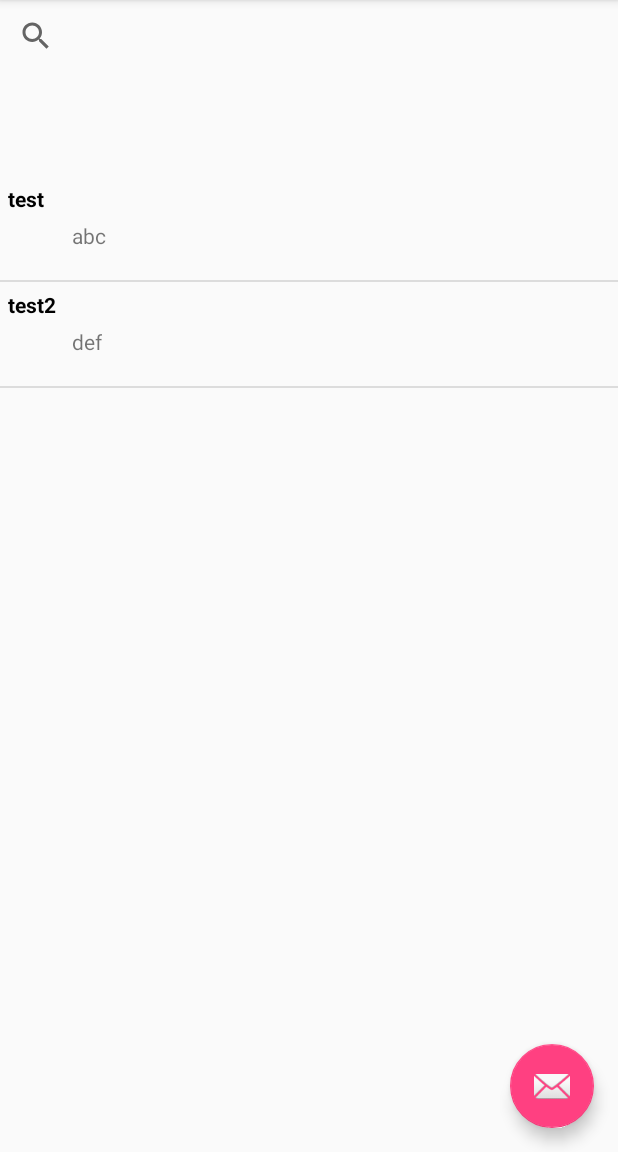
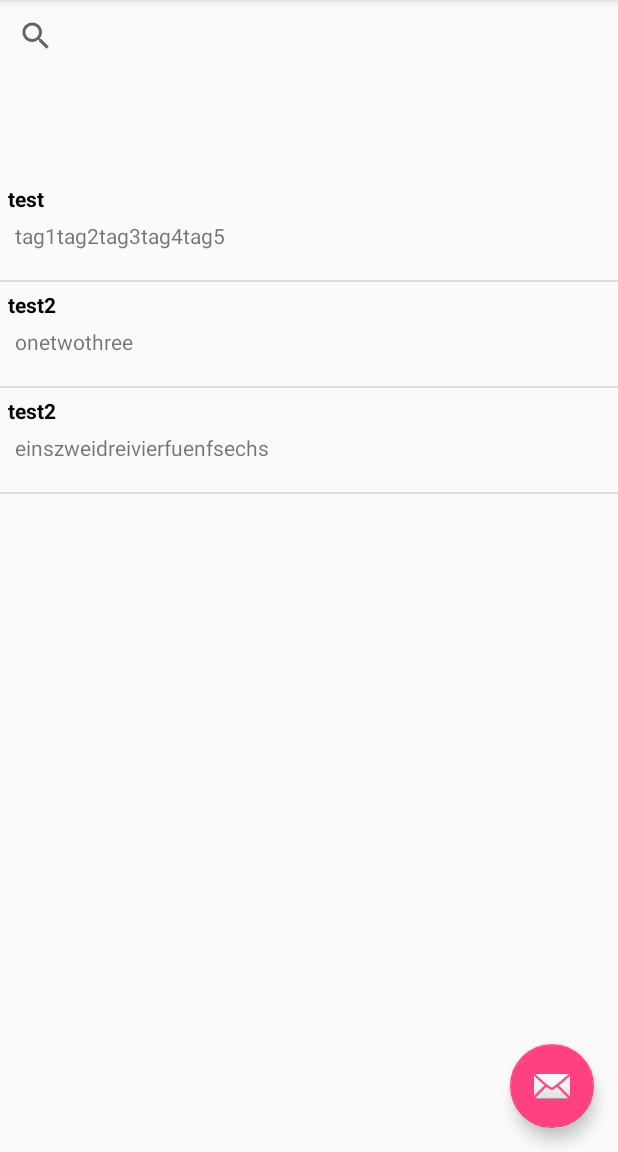
Before and after one commit to mec-kon/tagventory, an Android app: the screen it shows after launch (MainActivity), on a phone screen of 412 x 824 dp, the part 84-1236 px from its top. Run offline under Robolectric (Android 15) with nearby library versions, the phone set to English and light mode, and no system bars.

Commit message:
fixed InnerInventoryListAdapter, the number of tags per item now matches the specific values. Also, small improvement of layout

```diff
--- a/app/src/main/java/de/mec_kon/tagventory/InventoryListAdapter.kt
+++ b/app/src/main/java/de/mec_kon/tagventory/InventoryListAdapter.kt
@@ -41,13 +41,14 @@ class InventoryListAdapter(context: Activity, items: ArrayList<InventoryItem>){
 
         inventoryListItemNameXML.text = names[position]
 
-        for (i in 0 ..  tags.size){
+        for (i in 0 until tags[position].size){
             val textView = TextView(context)
             textView.text = tags[position][i]
             inventoryListItemTagListXML.addView(textView)
         }
 
-            return rowView
+        return rowView
+
         }
     }
 }
--- a/app/src/main/java/de/mec_kon/tagventory/firstFragment.kt
+++ b/app/src/main/java/de/mec_kon/tagventory/firstFragment.kt
@@ -18,9 +18,10 @@ class firstFragment : Fragment() {
         XMLentryList = view.findViewById<View>(R.id.inventory_list) as ListView
 
 
-        val item = InventoryItem("test", arrayListOf("a", "b", "c"))
-        val item2 = InventoryItem("test2", arrayListOf("d", "e", "f"))
-        val list = arrayListOf<InventoryItem>(item, item2)
+        val item = InventoryItem("test", arrayListOf("tag1", "tag2", "tag3", "tag4", "tag5"))
+        val item2 = InventoryItem("test2", arrayListOf("one", "two", "three"))
+        val item3 = InventoryItem("test2", arrayListOf("eins", "zwei", "drei", "vier", "fuenf", "sechs"))
+        val list = arrayListOf<InventoryItem>(item, item2, item3)
 
 
         val adapter = InventoryListAdapter(activity, list)
--- a/app/src/main/res/layout/single_inventory_list_item.xml
+++ b/app/src/main/res/layout/single_inventory_list_item.xml
@@ -15,9 +15,13 @@
     <HorizontalScrollView>
         <LinearLayout
                 android:orientation="horizontal"
-                android:layout_height="match_parent" android:layout_width="match_parent"
+                android:layout_height="match_parent"
+                android:layout_width="wrap_content"
                 android:id="@+id/inventory_list_tags">
-            <TextView android:layout_width="@android:dimen/app_icon_size" android:layout_height="match_parent"
+            <TextView
+                    android:layout_width="wrap_content"
+                    android:layout_height="match_parent"
+                    android:layout_marginStart="10dp"
             />
 
         </LinearLayout>
```
